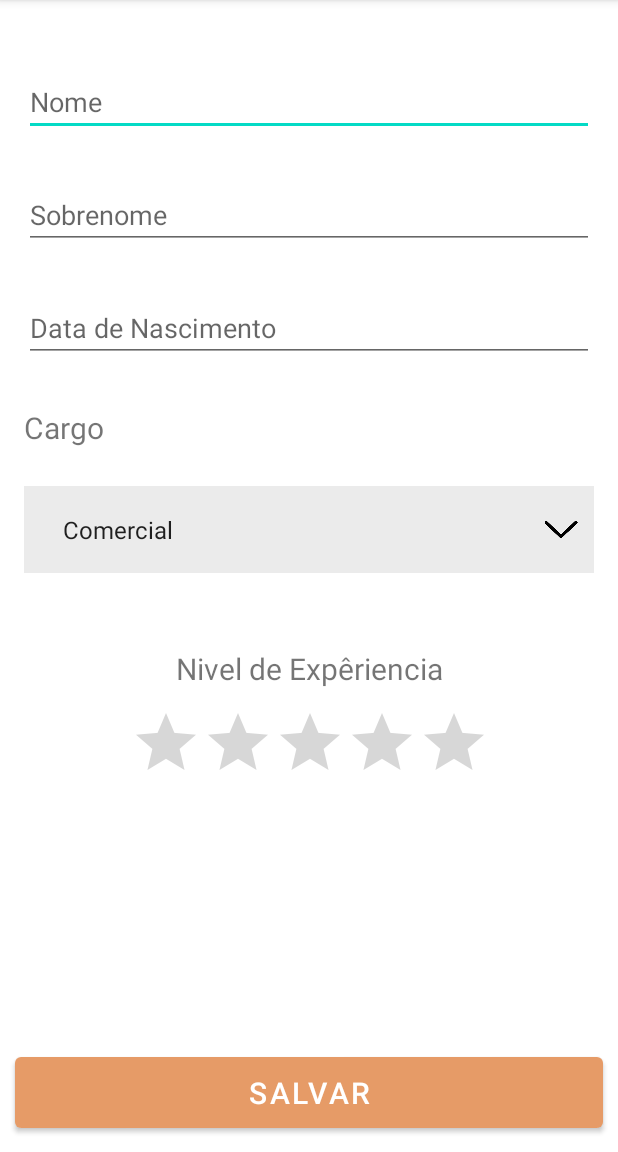
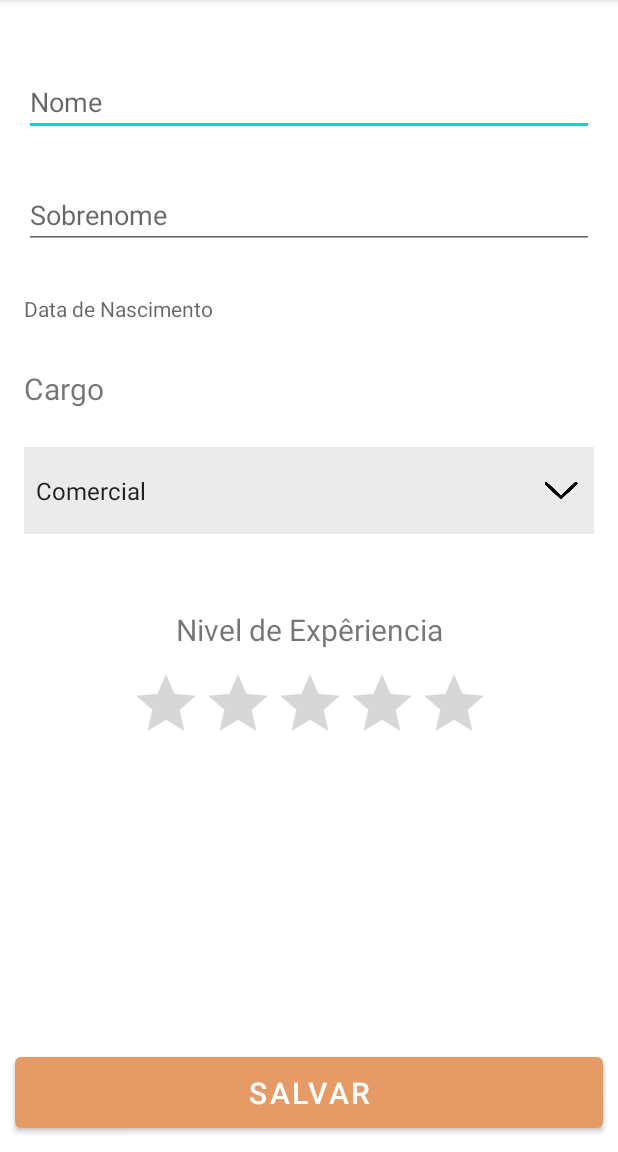
Before and after one commit to raelrzd/MinhaEmpresa, an Android app: the screen it shows after launch (CadastroColaboradoresActivity), after a tap on an icon or button, on a phone screen of 412 x 824 dp, the part 84-1236 px from its top. Run offline under Robolectric (Android 15) with nearby library versions, the phone set to English and light mode, and no system bars.

Commit message:
Ajustado preenchimento da data de nascimento, atualização da lista de colaboradores da tela inicial e seta do spinner.

```diff
--- a/app/src/main/java/rezende/israel/minhaempresa/dao/ColaboradoresDAO.java
+++ b/app/src/main/java/rezende/israel/minhaempresa/dao/ColaboradoresDAO.java
@@ -16,6 +16,7 @@ public class ColaboradoresDAO {
 
     public void insere(Colaborador colaborador){
         ColaboradoresDAO.colaboradores.add(colaborador);
+
     }
 
 
--- a/app/src/main/java/rezende/israel/minhaempresa/modelo/Colaborador.java
+++ b/app/src/main/java/rezende/israel/minhaempresa/modelo/Colaborador.java
@@ -1,6 +1,8 @@
 package rezende.israel.minhaempresa.modelo;
 
-public class Colaborador {
+import java.io.Serializable;
+
+public class Colaborador implements Serializable {
     private final String nome;
     private final String sobrenome;
     private final String data;
--- a/app/src/main/java/rezende/israel/minhaempresa/ui/activity/CadastroColaboradoresActivity.java
+++ b/app/src/main/java/rezende/israel/minhaempresa/ui/activity/CadastroColaboradoresActivity.java
@@ -1,22 +1,38 @@
 package rezende.israel.minhaempresa.ui.activity;
 
+import android.app.AlertDialog;
+import android.app.DatePickerDialog;
+import android.content.Intent;
+import android.content.res.Resources;
 import android.os.Bundle;
+import android.util.Log;
 import android.view.View;
+import android.widget.AdapterView;
 import android.widget.ArrayAdapter;
+import android.widget.Button;
+import android.widget.DatePicker;
 import android.widget.EditText;
+import android.widget.ImageView;
 import android.widget.Spinner;
 import android.widget.TextView;
 
 import androidx.appcompat.app.AppCompatActivity;
 import androidx.fragment.app.DialogFragment;
 
+import java.io.Serializable;
+import java.util.Calendar;
+
 import rezende.israel.minhaempresa.R;
+import rezende.israel.minhaempresa.dao.ColaboradoresDAO;
 import rezende.israel.minhaempresa.datePicker.DatePickerFragment;
+import rezende.israel.minhaempresa.modelo.Colaborador;
+import rezende.israel.minhaempresa.ui.adapter.ListaColaboradoresAdapter;
 
 
-public class CadastroColaboradoresActivity extends AppCompatActivity {
+public class CadastroColaboradoresActivity extends AppCompatActivity  implements DatePickerDialog.OnDateSetListener {
 
     public static final String TITULO_APPBAR = "Minha Empresa";
+    private TextView dataNasc;
 
     @Override
     protected void onCreate(Bundle savedInstanceState) {
@@ -31,13 +47,39 @@ public class CadastroColaboradoresActivity extends AppCompatActivity {
 
         TextView nome = findViewById(R.id.editTextTextPersonName);
         TextView sobrenome = findViewById(R.id.editTextTextPersonName2);
-        EditText dataNasc = findViewById(R.id.button2);
+        dataNasc = findViewById(R.id.button2);
+        Button botaoSalvar = findViewById(R.id.button);
 
+        botaoSalvar.setOnClickListener(new View.OnClickListener() {
+            @Override
+            public void onClick(View view) {
+                ColaboradoresDAO dao = new ColaboradoresDAO();
+                Colaborador novoColaborador = new Colaborador(nome.getText().toString(), sobrenome.getText().toString(), dataNasc.getText().toString());
+                dao.insere(novoColaborador);
+                Intent salvaColaborador = new Intent();
+                salvaColaborador.putExtra("colaborador", novoColaborador);
+                setResult(RESULT_OK, salvaColaborador);
+                finish();
+            }
+        });
+
+        ImageView setaDown = findViewById(R.id.imageView7);
+        spinner.setOnFocusChangeListener(new View.OnFocusChangeListener() {
+            @Override
+            public void onFocusChange(View view, boolean b) {
+                setaDown.setVisibility(View.INVISIBLE);
+            }
+        });
 
     }
 
     public void showDatePickerDialog(View view) {
-        DialogFragment newFragment = new DatePickerFragment();
+        DialogFragment newFragment = new DatePickerFragment(this);
         newFragment.show(getSupportFragmentManager(), "datePicker");
     }
+
+    @Override
+    public void onDateSet(DatePicker datePicker, int i, int i1, int i2) {
+            dataNasc.setText(i+"/"+i1+"/"+i2);
+    }
 }
--- a/app/src/main/java/rezende/israel/minhaempresa/ui/activity/TelaInicial.java
+++ b/app/src/main/java/rezende/israel/minhaempresa/ui/activity/TelaInicial.java
@@ -1,5 +1,6 @@
 package rezende.israel.minhaempresa.ui.activity;
 
+import androidx.annotation.Nullable;
 import androidx.appcompat.app.AppCompatActivity;
 import androidx.recyclerview.widget.RecyclerView;
 
@@ -19,6 +20,8 @@ import rezende.israel.minhaempresa.ui.adapter.ListaColaboradoresAdapter;
 public class TelaInicial extends AppCompatActivity {
 
     public static final String TITULO_APPBAR = "Minha Empresa";
+    private ListaColaboradoresAdapter adapter;
+    private ColaboradoresDAO dao;
 
     @Override
     protected void onCreate(Bundle savedInstanceState) {
@@ -27,17 +30,39 @@ public class TelaInicial extends AppCompatActivity {
         setTitle(TITULO_APPBAR);
         configuraFabNovoColaborador();
 
-        ColaboradoresDAO dao = new ColaboradoresDAO();
+        dao = new ColaboradoresDAO();
         dao.insere(new Colaborador("Israel", "Rezende", "29/03/2001"));
 
-        RecyclerView listaColaboradores = findViewById(R.id.recycleview);
-        listaColaboradores.setAdapter(new ListaColaboradoresAdapter(dao.todos(), this));
+        RecyclerView listaColaboradoresRecycler = findViewById(R.id.recycleview);
+        adapter = new ListaColaboradoresAdapter(dao.todos(), this);
+        listaColaboradoresRecycler.setAdapter(adapter);
 
     }
+
+    @Override
+    protected void onActivityResult(int requestCode, int resultCode, @Nullable Intent data) {
+        if(requestCode == 50){
+            if(resultCode == RESULT_OK){
+                if (data.hasExtra("colaborador")) {
+                    Colaborador colaborador = (Colaborador) data.getSerializableExtra("colaborador");
+                    adapter.insere(colaborador);
+                }
+            }
+        }
+        super.onActivityResult(requestCode, resultCode, data);
+    }
+
+    @Override
+    protected void onResume() {
+        Intent intent = getIntent();
+
+        super.onResume();
+    }
+
 
     private void configuraFabNovoColaborador() {
         FloatingActionButton FabNovoColaborador = findViewById(R.id.floatingActionButton3);
         Intent intent = new Intent(this, CadastroColaboradoresActivity.class);
-        FabNovoColaborador.setOnClickListener(view -> startActivity(intent));
+        FabNovoColaborador.setOnClickListener(view -> startActivityForResult(intent, 50));
     }
 }
--- a/app/src/main/java/rezende/israel/minhaempresa/ui/adapter/ListaColaboradoresAdapter.java
+++ b/app/src/main/java/rezende/israel/minhaempresa/ui/adapter/ListaColaboradoresAdapter.java
@@ -43,6 +43,11 @@ public class ListaColaboradoresAdapter extends RecyclerView.Adapter<ListaColabor
         return colaboradores.size();
     }
 
+    public void insere(Colaborador colaborador) {
+        colaboradores.add(colaborador);
+        notifyDataSetChanged();
+    }
+
     static class ColaboradorViewHolder extends RecyclerView.ViewHolder {
 
         private final TextView nome;
--- a/app/src/main/res/layout/activity_cadastro_colaboradores.xml
+++ b/app/src/main/res/layout/activity_cadastro_colaboradores.xml
@@ -49,12 +49,13 @@
         app:layout_constraintTop_toBottomOf="@+id/button2" />
 
     <Spinner
+        style=""
         android:id="@+id/spinner"
         android:layout_width="0dp"
         android:layout_height="wrap_content"
         android:layout_marginTop="25dp"
         android:background="#ebebeb"
-        android:padding="18dp"
+        android:paddingVertical="18dp"
         android:popupBackground="#ebebeb"
         app:layout_constraintEnd_toEndOf="@+id/textView11"
         app:layout_constraintStart_toStartOf="@+id/textView11"
@@ -105,7 +106,7 @@
         app:layout_constraintEnd_toEndOf="parent"
         app:layout_constraintStart_toStartOf="parent" />
 
-    <EditText
+    <TextView
         android:id="@+id/button2"
         android:layout_width="0dp"
         android:layout_height="wrap_content"
--- a/app/src/main/res/layout/activity_tela_inicial.xml
+++ b/app/src/main/res/layout/activity_tela_inicial.xml
@@ -171,10 +171,11 @@
         app:layoutManager="androidx.recyclerview.widget.LinearLayoutManager"
         app:layout_constraintBottom_toBottomOf="parent"
         app:layout_constraintEnd_toEndOf="parent"
+        app:layout_constraintHorizontal_bias="0.0"
         app:layout_constraintStart_toStartOf="parent"
         app:layout_constraintTop_toBottomOf="@+id/imageView6"
-        tools:listitem="@layout/item_colaborador"
-        />
+        app:layout_constraintVertical_bias="1.0"
+        tools:listitem="@layout/item_colaborador" />
 
     <com.google.android.material.floatingactionbutton.FloatingActionButton
         android:id="@+id/floatingActionButton3"
```
Also changed, not shown: app/src/main/java/rezende/israel/minhaempresa/datePicker/DatePickerFragment.java (+8 -6 lines).
